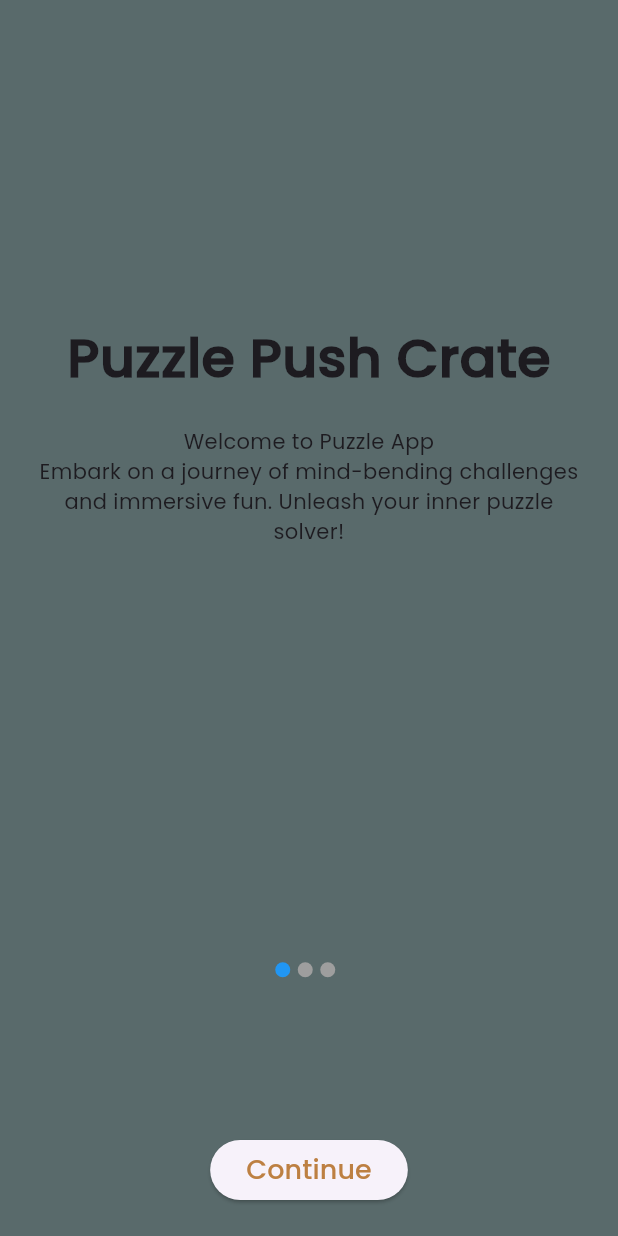
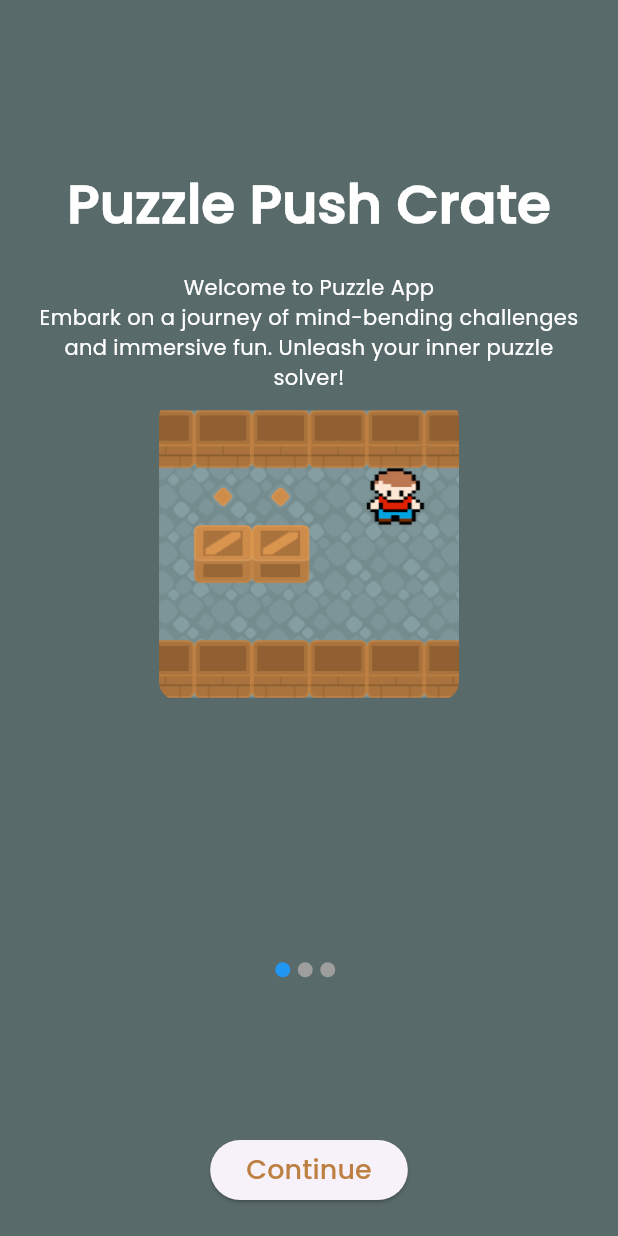
Before and after one commit to rizkyhaksono/tugas-besar-mobile, a Flutter app: the screen it shows after launch, on a phone screen of 412 x 824 dp. Run offline on Flutter 3.47's test engine with Material 3 defaults, Android fonts, the phone set to English and light mode, and no system bars; our stand-ins replace firebase_auth, firebase_core, firebase_messaging, flutter_local_notifications, get, google_sign_in and 2 more; missing offline and left inert: flame; accounts and stored records are empty.

Commit message:
fix (splash): add images

```diff
--- a/lib/presentation/views/splash_view.dart
+++ b/lib/presentation/views/splash_view.dart
@@ -10,6 +10,12 @@ class SplashView extends GetView<SplashController> {
     'Welcome to Puzzle App\nEmbark on a journey of mind-bending challenges and immersive fun. Unleash your inner puzzle solver!',
     'Discover Amazing Features\nExplore a world of captivating puzzles and unlock hidden treasures. Our app is packed with unique and exciting challenges.',
     'Enjoy Using the App\nImmerse yourself in a seamless and delightful puzzle-solving experience. From novices to experts, everyone can savor the joy of accomplishment.',
+  ];
+
+  final List<String> imagesAssets = [
+    "assets/images/splash1.png",
+    "assets/images/splash2.png",
+    "assets/images/splash3.png"
   ];
 
   @override
@@ -28,6 +34,7 @@ class SplashView extends GetView<SplashController> {
                   itemCount: splashData.length,
                   itemBuilder: (context, index) => SplashContent(
                     text: splashData[index],
+                    imagePath: imagesAssets[index],
                   ),
                 ),
               ),
@@ -81,11 +88,13 @@ class SplashView extends GetView<SplashController> {
 
 class SplashContent extends StatelessWidget {
   final String text;
+  final String imagePath;
 
-  const SplashContent({super.key, required this.text});
+  const SplashContent({super.key, required this.text, required this.imagePath});
 
   @override
   Widget build(BuildContext context) {
+    print('Image Path: $imagePath');
     return Column(
       crossAxisAlignment: CrossAxisAlignment.center,
       children: [
@@ -94,7 +103,8 @@ class SplashContent extends StatelessWidget {
           'Puzzle Push Crate',
           style: TextStyle(
             fontSize: 36,
-            fontWeight: FontWeight.bold,
+            color: Colors.white,
+            fontWeight: FontWeight.w900,
             fontFamily: Resources.font.primaryFont,
           ),
         ),
@@ -104,8 +114,19 @@ class SplashContent extends StatelessWidget {
           textAlign: TextAlign.center,
           style: TextStyle(
             fontSize: 14,
+            color: Colors.white,
             fontWeight: FontWeight.normal,
             fontFamily: Resources.font.primaryFont,
+          ),
+        ),
+        const SizedBox(height: 5),
+        ClipRRect(
+          borderRadius: BorderRadius.circular(12.0),
+          child: Image.asset(
+            imagePath,
+            width: 200,
+            height: 200,
+            fit: BoxFit.cover,
           ),
         ),
         const Spacer(),
--- a/pubspec.yaml
+++ b/pubspec.yaml
@@ -18,9 +18,6 @@ dependencies:
   shared_preferences: ^2.2.0
   firebase_messaging: 14.7.9
   flutter_local_notifications: ^15.1.0+1
-  audio_service: ^0.18.12
-  audioplayers: ^0.20.1
-  assets_audio_player: ^3.1.1
   http: ^0.13.3
   intl: ^0.17.0
   webview_flutter: ^4.2.2
```
Also changed, not shown: lib/presentation/controllers/about_controller.dart (deleted, +0 -9 lines), lib/presentation/controllers/menu_controller.dart (deleted, +0 -20 lines), assets/images/splash1.png (added), assets/images/splash2.png (added), assets/images/splash3.png (added), pubspec.lock, 1 other file.
